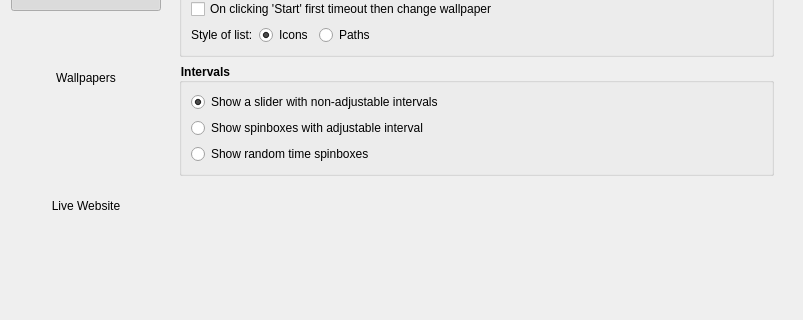
First picture: the form in src/gui/preferences.ui, repository LeonVitanos/Wallch, before the edit; both pictures show x 0 to 803 and y 131 to 451 of the 803 by 580 pixel window.
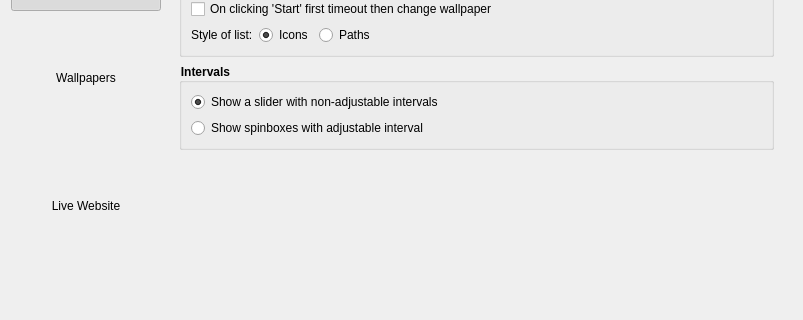
Second picture: the form after the edit. The open tabs and pages were chosen to show the change. Icons and pictures are not drawn.

Commit message: Modularization of timerManager and removal of random time feature

The edit to the form file:
```diff
--- a/src/gui/preferences.ui
+++ b/src/gui/preferences.ui
@@ -757,8 +757,8 @@
              <rect>
               <x>0</x>
               <y>0</y>
-              <width>383</width>
-              <height>274</height>
+              <width>615</width>
+              <height>483</height>
              </rect>
             </property>
             <layout class="QVBoxLayout" name="verticalLayout_8">
@@ -905,16 +905,6 @@
                   </attribute>
                  </widget>
                 </item>
-                <item>
-                 <widget class="QRadioButton" name="intervalradioButton_3">
-                  <property name="text">
-                   <string>Show random time spinboxes</string>
-                  </property>
-                  <attribute name="buttonGroup">
-                   <string notr="true">buttonGroup_2</string>
-                  </attribute>
-                 </widget>
-                </item>
                </layout>
               </widget>
              </item>
```
Left out of the diff: 6 changed lines with no effect on the pictures. The commit also changes 11 other files.
